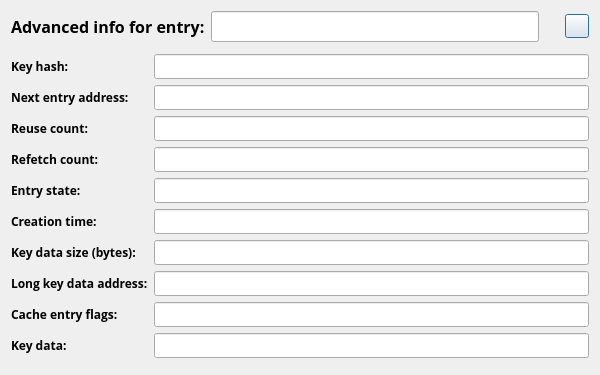
Qt form gui/browsers_dialogs/opera_preview_dialog.ui (gabrieledenardis/BrowserCacheAnalyzer) before a commit.
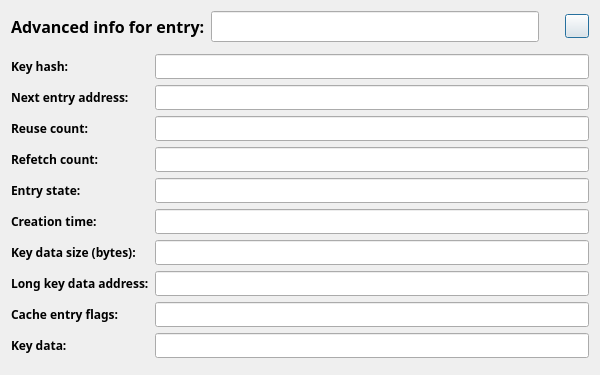
The same form after that commit. Icons and pictures are not drawn.

Patch:
```diff
--- a/gui/browsers_dialogs/opera_preview_dialog.ui
+++ b/gui/browsers_dialogs/opera_preview_dialog.ui
@@ -38,7 +38,7 @@
       <widget class="QLabel" name="label_8">
        <property name="font">
         <font>
-         <family>Open Sans</family>
+         <family>Ebrima</family>
          <pointsize>9</pointsize>
          <weight>75</weight>
          <bold>true</bold>
@@ -53,7 +53,7 @@
       <widget class="QLineEdit" name="line_creation_time">
        <property name="font">
         <font>
-         <family>Open Sans</family>
+         <family>Ebrima</family>
          <pointsize>9</pointsize>
         </font>
        </property>
@@ -63,7 +63,7 @@
       <widget class="QLineEdit" name="line_refetch_count">
        <property name="font">
         <font>
-         <family>Open Sans</family>
+         <family>Ebrima</family>
          <pointsize>9</pointsize>
         </font>
        </property>
@@ -73,7 +73,7 @@
       <widget class="QLabel" name="label_9">
        <property name="font">
         <font>
-         <family>Open Sans</family>
+         <family>Ebrima</family>
          <pointsize>9</pointsize>
          <weight>75</weight>
          <bold>true</bold>
@@ -88,7 +88,7 @@
       <widget class="QLineEdit" name="line_reuse_count">
        <property name="font">
         <font>
-         <family>Open Sans</family>
+         <family>Ebrima</family>
          <pointsize>9</pointsize>
         </font>
        </property>
@@ -98,7 +98,7 @@
       <widget class="QLabel" name="label_3">
        <property name="font">
         <font>
-         <family>Open Sans</family>
+         <family>Ebrima</family>
          <pointsize>9</pointsize>
          <weight>75</weight>
          <bold>true</bold>
@@ -113,7 +113,7 @@
       <widget class="QLabel" name="label_2">
        <property name="font">
         <font>
-         <family>Open Sans</family>
+         <family>Ebrima</family>
          <pointsize>9</pointsize>
          <weight>75</weight>
          <bold>true</bold>
@@ -128,7 +128,7 @@
       <widget class="QLineEdit" name="line_key_hash">
        <property name="font">
         <font>
-         <family>Open Sans</family>
+         <family>Ebrima</family>
          <pointsize>9</pointsize>
         </font>
        </property>
@@ -138,7 +138,7 @@
       <widget class="QLineEdit" name="line_key_data_size">
        <property name="font">
         <font>
-         <family>Open Sans</family>
+         <family>Ebrima</family>
          <pointsize>9</pointsize>
         </font>
        </property>
@@ -148,7 +148,7 @@
       <widget class="QLabel" name="label_11">
        <property name="font">
         <font>
-         <family>Open Sans</family>
+         <family>Ebrima</family>
          <pointsize>9</pointsize>
          <weight>75</weight>
          <bold>true</bold>
@@ -163,7 +163,7 @@
       <widget class="QLineEdit" name="line_cache_entry_flags">
        <property name="font">
         <font>
-         <family>Open Sans</family>
+         <family>Ebrima</family>
          <pointsize>9</pointsize>
         </font>
        </property>
@@ -173,7 +173,7 @@
       <widget class="QLineEdit" name="line_long_key_address">
        <property name="font">
         <font>
-         <family>Open Sans</family>
+         <family>Ebrima</family>
          <pointsize>9</pointsize>
         </font>
        </property>
@@ -183,7 +183,7 @@
       <widget class="QLabel" name="label_10">
        <property name="font">
         <font>
-         <family>Open Sans</family>
+         <family>Ebrima</family>
          <pointsize>9</pointsize>
          <weight>75</weight>
          <bold>true</bold>
@@ -198,7 +198,7 @@
       <widget class="QLabel" name="label_12">
        <property name="font">
         <font>
-         <family>Open Sans</family>
+         <family>Ebrima</family>
          <pointsize>9</pointsize>
          <weight>75</weight>
          <bold>true</bold>
@@ -213,7 +213,7 @@
       <widget class="QLineEdit" name="line_key_data">
        <property name="font">
         <font>
-         <family>Open Sans</family>
+         <family>Ebrima</family>
          <pointsize>9</pointsize>
         </font>
        </property>
@@ -223,7 +223,7 @@
       <widget class="QLabel" name="label_6">
        <property name="font">
         <font>
-         <family>Open Sans</family>
+         <family>Ebrima</family>
          <pointsize>9</pointsize>
          <weight>75</weight>
          <bold>true</bold>
@@ -238,7 +238,7 @@
       <widget class="QLabel" name="label_5">
        <property name="font">
         <font>
-         <family>Open Sans</family>
+         <family>Ebrima</family>
          <pointsize>9</pointsize>
          <weight>75</weight>
          <bold>true</bold>
@@ -253,7 +253,7 @@
       <widget class="QLineEdit" name="line_next_entry_address">
        <property name="font">
         <font>
-         <family>Open Sans</family>
+         <family>Ebrima</family>
          <pointsize>9</pointsize>
         </font>
        </property>
@@ -263,7 +263,7 @@
       <widget class="QLineEdit" name="line_entry_state">
        <property name="font">
         <font>
-         <family>Open Sans</family>
+         <family>Ebrima</family>
          <pointsize>9</pointsize>
         </font>
        </property>
@@ -273,7 +273,7 @@
       <widget class="QLabel" name="label_7">
        <property name="font">
         <font>
-         <family>Open Sans</family>
+         <family>Ebrima</family>
          <pointsize>9</pointsize>
          <weight>75</weight>
          <bold>true</bold>
@@ -305,7 +305,7 @@
       <widget class="QLabel" name="label">
        <property name="font">
         <font>
-         <family>Open Sans</family>
+         <family>Ebrima</family>
          <pointsize>12</pointsize>
          <weight>75</weight>
          <bold>true</bold>
```
Left out of the diff: 2 changed lines with no effect on the pictures.
